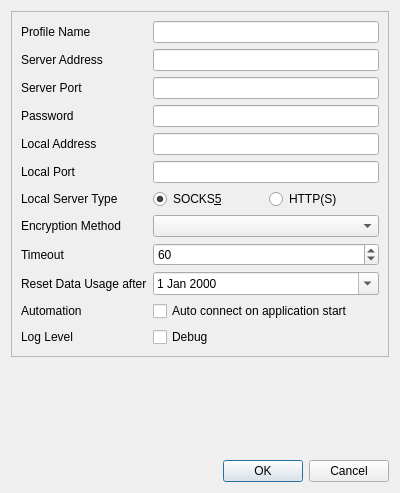
Before: the Qt Designer form src/editdialog.ui in shadowsocks/shadowsocks-qt5, drawn with Qt 5.
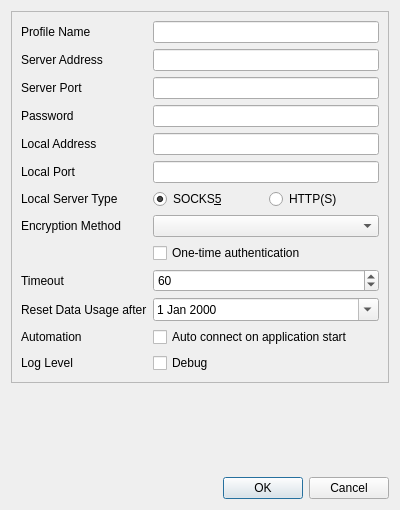
After: the same form once the commit is applied.

Commit message: add one-time authentication to SQProfile and UI

```diff
--- a/src/editdialog.ui
+++ b/src/editdialog.ui
@@ -7,7 +7,7 @@
     <x>0</x>
     <y>0</y>
     <width>400</width>
-    <height>493</height>
+    <height>510</height>
    </rect>
   </property>
   <property name="windowTitle">
@@ -152,14 +152,14 @@
         </property>
        </widget>
       </item>
-      <item row="8" column="0">
+      <item row="9" column="0">
        <widget class="QLabel" name="timeoutLabel">
         <property name="text">
          <string>Timeout</string>
         </property>
        </widget>
       </item>
-      <item row="8" column="1">
+      <item row="9" column="1">
        <widget class="QSpinBox" name="timeoutSpinBox">
         <property name="sizePolicy">
          <sizepolicy hsizetype="Expanding" vsizetype="Fixed">
@@ -181,14 +181,14 @@
         </property>
        </widget>
       </item>
-      <item row="9" column="0">
+      <item row="10" column="0">
        <widget class="QLabel" name="resetDateLabel">
         <property name="text">
          <string>Reset Data Usage after</string>
         </property>
        </widget>
       </item>
-      <item row="9" column="1">
+      <item row="10" column="1">
        <widget class="QDateEdit" name="resetDateEdit">
         <property name="sizePolicy">
          <sizepolicy hsizetype="Expanding" vsizetype="Fixed">
@@ -201,14 +201,14 @@
         </property>
        </widget>
       </item>
-      <item row="10" column="0">
+      <item row="11" column="0">
        <widget class="QLabel" name="autoStartLabel">
         <property name="text">
          <string>Automation</string>
         </property>
        </widget>
       </item>
-      <item row="10" column="1">
+      <item row="11" column="1">
        <widget class="QCheckBox" name="autoStartCheckBox">
         <property name="sizePolicy">
          <sizepolicy hsizetype="Expanding" vsizetype="Fixed">
@@ -221,14 +221,14 @@
         </property>
        </widget>
       </item>
-      <item row="11" column="0">
+      <item row="12" column="0">
        <widget class="QLabel" name="logLevelLabel">
         <property name="text">
          <string>Log Level</string>
         </property>
        </widget>
       </item>
-      <item row="11" column="1">
+      <item row="12" column="1">
        <widget class="QCheckBox" name="debugCheckBox">
         <property name="sizePolicy">
          <sizepolicy hsizetype="Expanding" vsizetype="Fixed">
@@ -241,6 +241,16 @@
         </property>
        </widget>
       </item>
+      <item row="8" column="1">
+       <widget class="QCheckBox" name="otaCheckBox">
+        <property name="toolTip">
+         <string>Turn on one-time authentication and header verification (need server support)</string>
+        </property>
+        <property name="text">
+         <string>One-time authentication</string>
+        </property>
+       </widget>
+      </item>
      </layout>
     </widget>
    </item>
```
Left out of the diff: 1 changed line with no effect on the pictures. The commit also changes 4 other files.
